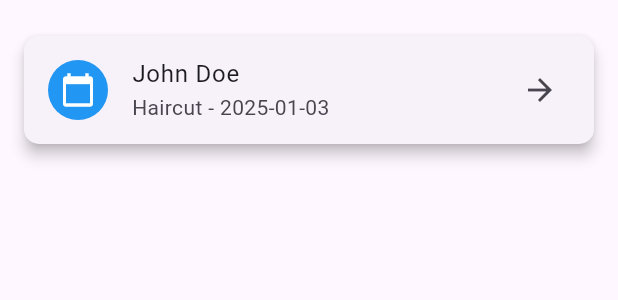
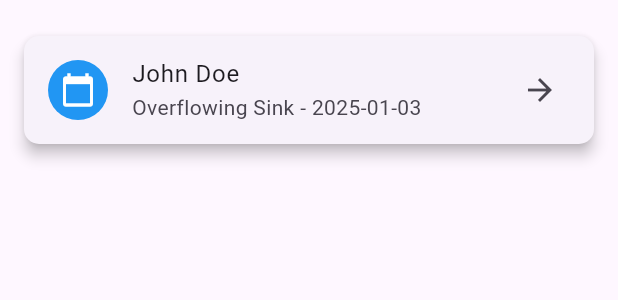
Before and after one commit to c1nnamonz/workshop_2, a Flutter app: the BookingPage widget shown alone on an empty page, opened directly, on a phone screen of 412 x 824 dp. Shown: the top 300 px of the screen. Run offline on Flutter 3.47's test engine with Material 3 defaults, Android fonts, the phone set to English and light mode, and no system bars; our stand-ins replace cloud_firestore, firebase_auth, firebase_core, geolocator, get, google_maps_flutter and 1 more; accounts and stored records are empty; network calls fail.

Commit message:
Update BookingPage.dart

```diff
--- a/lib/widgets/BookingPage.dart
+++ b/lib/widgets/BookingPage.dart
@@ -13,10 +13,10 @@ class BookingPage extends StatelessWidget {
         return [
           {
             'customerName': 'John Doe',
-            'service': 'Haircut',
+            'service': 'Overflowing Sink',
             'date': '2025-01-03',
             'time': '10:00 AM',
-            'details': 'Looking for a quick trim.',
+            'details': 'Looking for a someone to fix it.',
           }
         ];
       }
```
